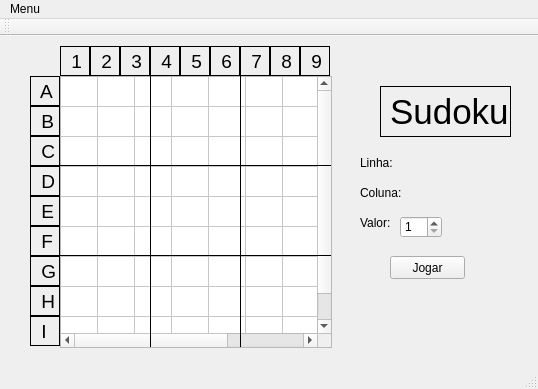
This is Proj2/Sudoku2/mainsudoku2.ui in sidnei-junior/Projetos-PA as Qt 5 draws it before an edit. The edited form follows.
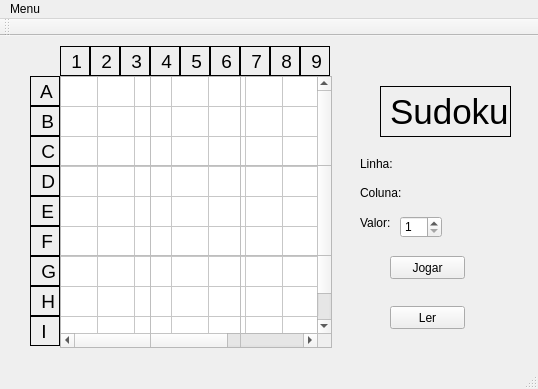
This is the edited form.

```diff
--- a/Proj2/Sudoku2/mainsudoku2.ui
+++ b/Proj2/Sudoku2/mainsudoku2.ui
@@ -490,8 +490,8 @@
      <rect>
       <x>360</x>
       <y>120</y>
-      <width>47</width>
-      <height>13</height>
+      <width>161</width>
+      <height>16</height>
      </rect>
     </property>
     <property name="text">
@@ -538,6 +538,9 @@
     </property>
    </widget>
    <widget class="QLabel" name="label_20">
+    <property name="enabled">
+     <bool>false</bool>
+    </property>
     <property name="geometry">
      <rect>
       <x>60</x>
@@ -554,6 +557,9 @@
     </property>
    </widget>
    <widget class="QLabel" name="label_21">
+    <property name="enabled">
+     <bool>false</bool>
+    </property>
     <property name="geometry">
      <rect>
       <x>105</x>
@@ -570,6 +576,9 @@
     </property>
    </widget>
    <widget class="QLabel" name="label_22">
+    <property name="enabled">
+     <bool>false</bool>
+    </property>
     <property name="geometry">
      <rect>
       <x>195</x>
@@ -586,6 +595,9 @@
     </property>
    </widget>
    <widget class="QLabel" name="label_23">
+    <property name="enabled">
+     <bool>false</bool>
+    </property>
     <property name="geometry">
      <rect>
       <x>60</x>
@@ -601,6 +613,19 @@
      <string/>
     </property>
    </widget>
+   <widget class="QPushButton" name="ler">
+    <property name="geometry">
+     <rect>
+      <x>390</x>
+      <y>270</y>
+      <width>75</width>
+      <height>23</height>
+     </rect>
+    </property>
+    <property name="text">
+     <string>Ler</string>
+    </property>
+   </widget>
   </widget>
   <widget class="QMenuBar" name="menuBar">
    <property name="geometry">
```
